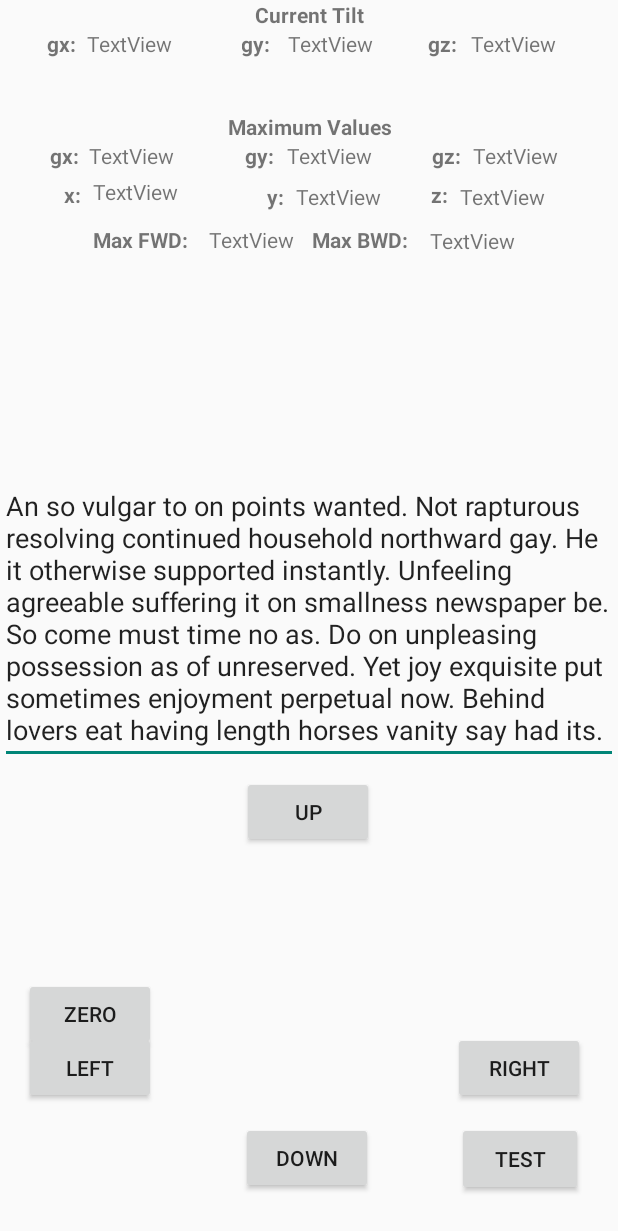
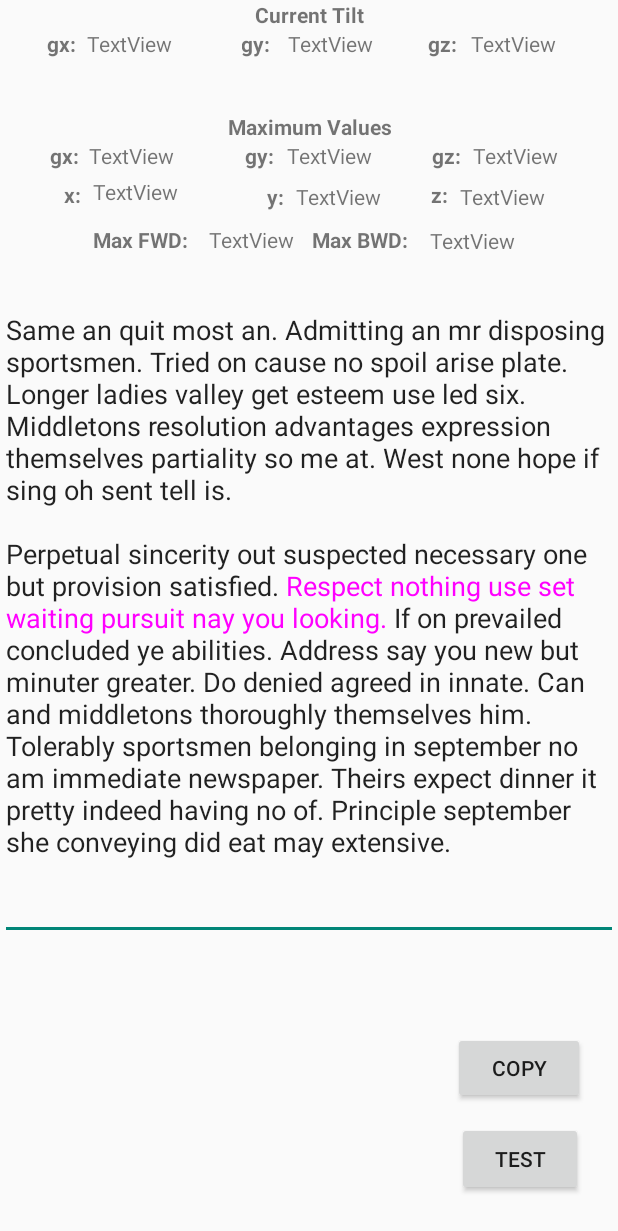
Before and after one commit to pclank/GyroText, an Android app built with Jetpack Compose: the screen it shows after launch (MainActivity), on a phone screen of 412 x 824 dp. Shown: the top 1231 px of the screen. Run offline under Robolectric (Android 15) with nearby library versions, the phone set to English and light mode, and no system bars; 4 statements that could not run were skipped.

Commit message:
further experiment many things implementation.
Signed-off-by: pclank <31415965+pclank@users.noreply.github.com>

```diff
--- a/app/src/main/java/com/example/gyrotext/MainActivity.kt
+++ b/app/src/main/java/com/example/gyrotext/MainActivity.kt
@@ -1,12 +1,12 @@
 package com.example.gyrotext
 
-import android.R.attr.delay
 import android.content.ClipData
 import android.content.ClipboardManager
+import android.graphics.Color
 import android.os.Build
 import android.os.Bundle
+import android.os.Environment
 import android.os.Handler
-import android.os.Environment
 import android.os.VibrationEffect
 import android.os.Vibrator
 import android.text.Selection.extendDown
@@ -17,7 +17,7 @@ import android.text.Selection.extendToRightEdge
 import android.text.Selection.extendUp
 import android.text.Selection.removeSelection
 import android.text.SpannableStringBuilder
-import android.view.HapticFeedbackConstants
+import android.text.style.ForegroundColorSpan
 import android.widget.Button
 import android.widget.EditText
 import android.widget.TextView
@@ -56,10 +56,10 @@ class MainActivity : ComponentActivity() {
     // Development buttons
     // TODO: Remove or hide in release version
     lateinit var devLeftBut: Button
-    lateinit var devRightBut: Button
     lateinit var devUpBut: Button
     lateinit var devDownBut: Button
     lateinit var testMetricsBut: Button
+    lateinit var copyBut: Button
 
     // Development metrics values
     private var g_max_x = 0f
@@ -135,10 +135,10 @@ class MainActivity : ComponentActivity() {
         // Initialize all
         zeroBut = findViewById(R.id.zero_but)
         devLeftBut = findViewById(R.id.dev_left_but)
-        devRightBut = findViewById(R.id.dev_right_but)
         devUpBut = findViewById(R.id.dev_up_but)
         devDownBut = findViewById(R.id.dev_down_but)
-        testMetricsBut = findViewById(R.id.testing_but)
+        testMetricsBut = findViewById(R.id.test_but)
+        copyBut = findViewById(R.id.copy_but)
         g_maxx_text = findViewById(R.id.x_axis_val)
         g_maxy_text = findViewById(R.id.y_axis_val)
         g_maxz_text = findViewById(R.id.z_axis_val)
@@ -161,22 +161,30 @@ class MainActivity : ComponentActivity() {
         val exp1 = ExperimentPage("Same an quit most an. Admitting an mr disposing sportsmen. Tried on cause no spoil arise plate. Longer ladies valley get esteem use led six. Middletons resolution advantages expression themselves partiality so me at. West none hope if sing oh sent tell is.\n" +
                 "\n" +
                 "Perpetual sincerity out suspected necessary one but provision satisfied. Respect nothing use set waiting pursuit nay you looking. If on prevailed concluded ye abilities. Address say you new but minuter greater. Do denied agreed in innate. Can and middletons thoroughly themselves him. Tolerably sportsmen belonging in september no am immediate newspaper. Theirs expect dinner it pretty indeed having no of. Principle september she conveying did eat may extensive.\n" +
-                "\n", "pfae", 1, ExperimentType.DEFAULT)
+                "\n", "Respect nothing use set waiting pursuit nay you looking.", 1, ExperimentType.DEFAULT)
         experimentList.add(exp0)
         experimentList.add(exp1)
 
-        current_exp_id = (0..(experimentList.size - 1)).random()
+//        current_exp_id = (0..(experimentList.size - 1)).random()
 //        setupExperiment(current_exp_id)
-        setupExperiment(0)
+        current_exp_id = 1
+        setupExperiment(current_exp_id)
 
         // Button listeners
         zeroBut.setOnClickListener { setZeroButton() }
         devLeftBut.setOnClickListener { updateSelection(SensorInput.LEFT_ROT) }
-        devRightBut.setOnClickListener { updateSelection(SensorInput.RIGHT_ROT) }
         devUpBut.setOnClickListener { updateSelection(SensorInput.UP_ROT) }
         devDownBut.setOnClickListener { updateSelection(SensorInput.DOWN_ROT) }
         testMetricsBut.setOnClickListener {
             saveMetrics(g_max_x, g_max_y, g_max_z, maxtx, maxty, maxtz, maxFwd, maxBwd)
+        }
+        copyBut.setOnClickListener {
+            // Set text to clipboard
+            val selected_text: CharSequence = test_text.text.subSequence(test_text.selectionStart, test_text.selectionEnd)
+            setClipboardClip(selected_text)
+
+            // Remove selection after copy
+            removeSelection(test_text.text)
         }
 
         // Initialize and set up gyroscope
@@ -698,5 +706,8 @@ class MainActivity : ComponentActivity() {
     private fun setupExperiment(experiment_id: Int)
     {
         test_text.text = SpannableStringBuilder(experimentList[experiment_id].selectText)
+        val st = experimentList[experiment_id].selectText.indexOf(experimentList[experiment_id].tgtText)
+        val end = st + experimentList[experiment_id].tgtText.length
+        test_text.text.setSpan(ForegroundColorSpan(Color.MAGENTA), st, end, 0)
     }
 }
--- a/app/src/main/res/layout/main.xml
+++ b/app/src/main/res/layout/main.xml
@@ -14,13 +14,14 @@
         android:layout_marginTop="652dp"
         android:layout_marginBottom="31dp"
         android:text="zero"
-        android:visibility="visible"
+        android:visibility="invisible"
         app:layout_constraintBottom_toBottomOf="parent"
         app:layout_constraintEnd_toEndOf="parent"
         app:layout_constraintHorizontal_bias="0.049"
         app:layout_constraintStart_toStartOf="parent"
         app:layout_constraintTop_toTopOf="parent"
-        app:layout_constraintVertical_bias="0.0" />
+        app:layout_constraintVertical_bias="0.0"
+        tools:visibility="invisible" />
 
     <TextView
         android:id="@+id/a_x_axis_val"
@@ -389,15 +390,17 @@
         android:layout_marginStart="16dp"
         android:layout_marginBottom="88dp"
         android:text="left"
+        android:visibility="invisible"
         app:layout_constraintBottom_toBottomOf="parent"
-        app:layout_constraintStart_toStartOf="parent" />
+        app:layout_constraintStart_toStartOf="parent"
+        tools:visibility="invisible" />
 
     <Button
-        android:id="@+id/dev_right_but"
+        android:id="@+id/copy_but"
         android:layout_width="wrap_content"
         android:layout_height="wrap_content"
         android:layout_marginBottom="88dp"
-        android:text="right"
+        android:text="COPY"
         app:layout_constraintBottom_toBottomOf="parent"
         app:layout_constraintEnd_toEndOf="parent"
         app:layout_constraintHorizontal_bias="0.706"
@@ -409,10 +412,12 @@
         android:layout_height="wrap_content"
         android:layout_marginTop="8dp"
         android:text="up"
+        android:visibility="invisible"
         app:layout_constraintEnd_toEndOf="parent"
         app:layout_constraintHorizontal_bias="0.498"
         app:layout_constraintStart_toStartOf="parent"
-        app:layout_constraintTop_toBottomOf="@+id/test_screen_text" />
+        app:layout_constraintTop_toBottomOf="@+id/test_screen_text"
+        tools:visibility="invisible" />
 
     <Button
         android:id="@+id/dev_down_but"
@@ -420,21 +425,23 @@
         android:layout_height="wrap_content"
         android:layout_marginBottom="28dp"
         android:text="down"
+        android:visibility="invisible"
         app:layout_constraintBottom_toBottomOf="parent"
         app:layout_constraintEnd_toEndOf="parent"
         app:layout_constraintHorizontal_bias="0.495"
         app:layout_constraintStart_toStartOf="parent"
         app:layout_constraintTop_toBottomOf="@+id/dev_up_but"
-        app:layout_constraintVertical_bias="1.0" />
+        app:layout_constraintVertical_bias="1.0"
+        tools:visibility="invisible" />
 
     <Button
-        android:id="@+id/testing_but"
+        android:id="@+id/test_but"
         android:layout_width="84dp"
         android:layout_height="49dp"
         android:layout_marginStart="56dp"
         android:layout_marginTop="12dp"
-        android:text="Test"
+        android:text="TEST"
         app:layout_constraintStart_toEndOf="@+id/dev_down_but"
-        app:layout_constraintTop_toBottomOf="@+id/dev_right_but" />
+        app:layout_constraintTop_toBottomOf="@+id/copy_but" />
 
 </androidx.constraintlayout.widget.ConstraintLayout>
```
